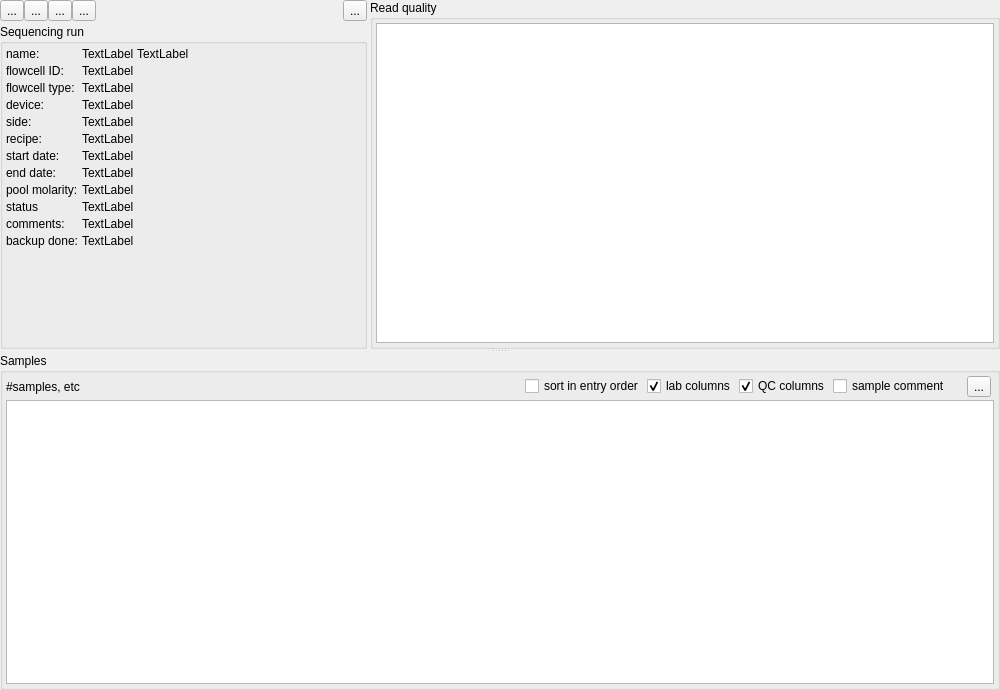
imgag/ngs-bits, file src/GSvar/SequencingRunWidget.ui: the form before one commit.
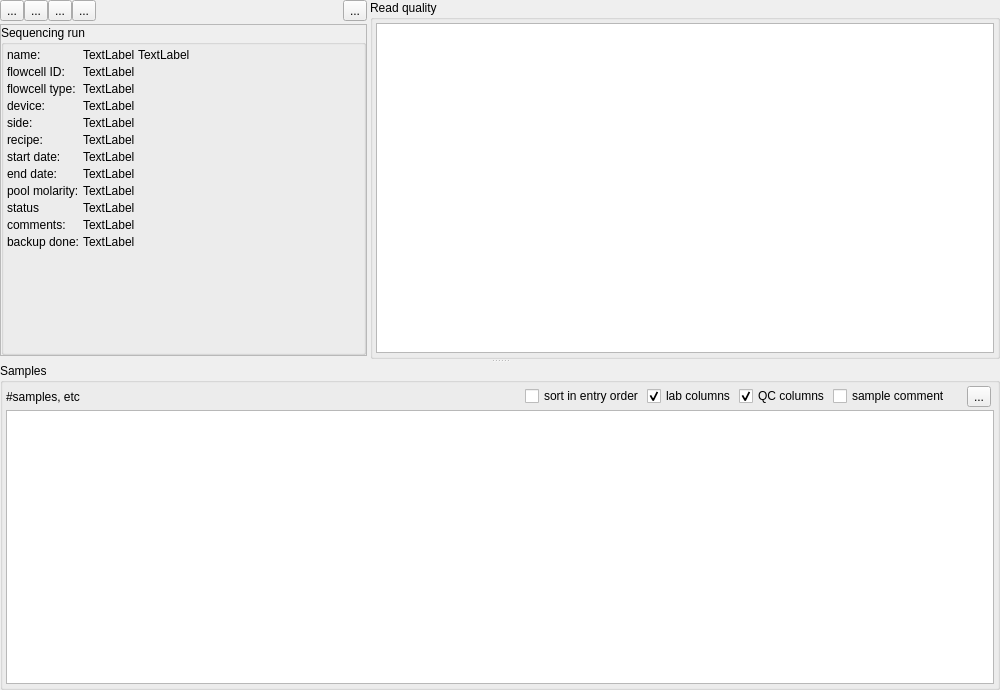
The form after the commit. Icons and pictures are not drawn. Custom widgets are drawn as their Qt base class.

What changed in the file:
```diff
--- a/src/GSvar/SequencingRunWidget.ui
+++ b/src/GSvar/SequencingRunWidget.ui
@@ -41,7 +41,7 @@
       <enum>Qt::Vertical</enum>
      </property>
      <widget class="QWidget" name="layoutWidget">
-      <layout class="QGridLayout" name="gridLayout_2" rowstretch="0,1">
+      <layout class="QGridLayout" name="gridLayout_2" rowstretch="0,1,0">
        <property name="spacing">
         <number>3</number>
        </property>
@@ -138,7 +138,7 @@
          </item>
         </layout>
        </item>
-       <item row="0" column="1" rowspan="2">
+       <item row="0" column="1" rowspan="3">
         <widget class="QGroupBox" name="groupBox_2">
          <property name="minimumSize">
           <size>
@@ -194,7 +194,173 @@
         </widget>
        </item>
        <item row="1" column="0">
+        <widget class="QScrollArea" name="scrollArea">
+         <property name="minimumSize">
+          <size>
+           <width>0</width>
+           <height>0</height>
+          </size>
+         </property>
+         <property name="verticalScrollBarPolicy">
+          <enum>Qt::ScrollBarAlwaysOff</enum>
+         </property>
+         <property name="widgetResizable">
+          <bool>true</bool>
+         </property>
+         <widget class="QWidget" name="scrollAreaWidgetContents">
+          <property name="geometry">
+           <rect>
+            <x>0</x>
+            <y>0</y>
+            <width>363</width>
+            <height>313</height>
+           </rect>
+          </property>
+          <property name="autoFillBackground">
+           <bool>true</bool>
+          </property>
+          <layout class="QVBoxLayout" name="verticalLayout_4">
+           <property name="spacing">
+            <number>0</number>
+           </property>
+           <property name="leftMargin">
+            <number>0</number>
+           </property>
+           <property name="topMargin">
+            <number>0</number>
+           </property>
+           <property name="rightMargin">
+            <number>0</number>
+           </property>
+           <property name="bottomMargin">
+            <number>0</number>
+           </property>
+           <item>
         <widget class="QGroupBox" name="gb_sequencing_run">
+             <property name="minimumSize">
+              <size>
+               <width>0</width>
+               <height>240</height>
+              </size>
+             </property>
+             <property name="palette">
+              <palette>
+               <active>
+                <colorrole role="Button">
+                 <brush brushstyle="SolidPattern">
+                  <color alpha="255">
+                   <red>255</red>
+                   <green>255</green>
+                   <blue>255</blue>
+                  </color>
+                 </brush>
+                </colorrole>
+                <colorrole role="Midlight">
+                 <brush brushstyle="SolidPattern">
+                  <color alpha="255">
+                   <red>255</red>
+                   <green>255</green>
+                   <blue>255</blue>
+                  </color>
+                 </brush>
+                </colorrole>
+                <colorrole role="Base">
+                 <brush brushstyle="SolidPattern">
+                  <color alpha="255">
+                   <red>255</red>
+                   <green>255</green>
+                   <blue>255</blue>
+                  </color>
+                 </brush>
+                </colorrole>
+                <colorrole role="Window">
+                 <brush brushstyle="SolidPattern">
+                  <color alpha="255">
+                   <red>255</red>
+                   <green>255</green>
+                   <blue>255</blue>
+                  </color>
+                 </brush>
+                </colorrole>
+               </active>
+               <inactive>
+                <colorrole role="Button">
+                 <brush brushstyle="SolidPattern">
+                  <color alpha="255">
+                   <red>255</red>
+                   <green>255</green>
+                   <blue>255</blue>
+                  </color>
+                 </brush>
+                </colorrole>
+                <colorrole role="Midlight">
+                 <brush brushstyle="SolidPattern">
+                  <color alpha="255">
+                   <red>255</red>
+                   <green>255</green>
+                   <blue>255</blue>
+                  </color>
+                 </brush>
+                </colorrole>
+                <colorrole role="Base">
+                 <brush brushstyle="SolidPattern">
+                  <color alpha="255">
+                   <red>255</red>
+                   <green>255</green>
+                   <blue>255</blue>
+                  </color>
+                 </brush>
+                </colorrole>
+                <colorrole role="Window">
+                 <brush brushstyle="SolidPattern">
+                  <color alpha="255">
+                   <red>255</red>
+                   <green>255</green>
+                   <blue>255</blue>
+                  </color>
+                 </brush>
+                </colorrole>
+               </inactive>
+               <disabled>
+                <colorrole role="Button">
+                 <brush brushstyle="SolidPattern">
+                  <color alpha="255">
+                   <red>255</red>
+                   <green>255</green>
+                   <blue>255</blue>
+                  </color>
+                 </brush>
+                </colorrole>
+                <colorrole role="Midlight">
+                 <brush brushstyle="SolidPattern">
+                  <color alpha="255">
+                   <red>255</red>
+                   <green>255</green>
+                   <blue>255</blue>
+                  </color>
+                 </brush>
+                </colorrole>
+                <colorrole role="Base">
+                 <brush brushstyle="SolidPattern">
+                  <color alpha="255">
+                   <red>255</red>
+                   <green>255</green>
+                   <blue>255</blue>
+                  </color>
+                 </brush>
+                </colorrole>
+                <colorrole role="Window">
+                 <brush brushstyle="SolidPattern">
+                  <color alpha="255">
+                   <red>255</red>
+                   <green>255</green>
+                   <blue>255</blue>
+                  </color>
+                 </brush>
+                </colorrole>
+               </disabled>
+              </palette>
+             </property>
          <property name="title">
           <string>Sequencing run</string>
          </property>
@@ -268,14 +434,14 @@
             </property>
            </widget>
           </item>
-          <item row="2" column="0">
+              <item row="3" column="0">
            <widget class="QLabel" name="label_11">
             <property name="text">
              <string>flowcell type:</string>
             </property>
            </widget>
           </item>
-          <item row="2" column="1">
+              <item row="3" column="1">
            <widget class="QLabel" name="fc_type">
             <property name="text">
              <string>TextLabel</string>
@@ -285,14 +451,14 @@
             </property>
            </widget>
           </item>
-          <item row="3" column="0">
+              <item row="4" column="0">
            <widget class="QLabel" name="label_4">
             <property name="text">
              <string>device:</string>
             </property>
            </widget>
           </item>
-          <item row="3" column="1">
+              <item row="4" column="1">
            <widget class="QLabel" name="device">
             <property name="text">
              <string>TextLabel</string>
@@ -302,14 +468,14 @@
             </property>
            </widget>
           </item>
-          <item row="4" column="0">
+              <item row="5" column="0">
            <widget class="QLabel" name="label_12">
             <property name="text">
              <string>side:</string>
             </property>
            </widget>
           </item>
-          <item row="4" column="1">
+              <item row="5" column="1">
            <widget class="QLabel" name="side">
             <property name="text">
              <string>TextLabel</string>
@@ -319,14 +485,14 @@
             </property>
            </widget>
           </item>
-          <item row="5" column="0">
+              <item row="6" column="0">
            <widget class="QLabel" name="label_5">
             <property name="text">
              <string>recipe:</string>
             </property>
            </widget>
           </item>
-          <item row="5" column="1">
+              <item row="6" column="1">
            <widget class="QLabel" name="recipe">
             <property name="text">
              <string>TextLabel</string>
@@ -336,14 +502,14 @@
             </property>
            </widget>
           </item>
-          <item row="6" column="0">
+              <item row="7" column="0">
            <widget class="QLabel" name="label_2">
             <property name="text">
              <string>start date:</string>
             </property>
            </widget>
           </item>
-          <item row="6" column="1">
+              <item row="7" column="1">
            <widget class="QLabel" name="start">
             <property name="text">
              <string>TextLabel</string>
@@ -353,14 +519,14 @@
             </property>
            </widget>
           </item>
-          <item row="7" column="0">
+              <item row="8" column="0">
            <widget class="QLabel" name="label_3">
             <property name="text">
              <string>end date:</string>
             </property>
            </widget>
           </item>
-          <item row="7" column="1">
+              <item row="8" column="1">
            <widget class="QLabel" name="end">
             <property name="text">
              <string>TextLabel</string>
@@ -370,7 +536,7 @@
             </property>
            </widget>
           </item>
-          <item row="8" column="0">
+              <item row="9" column="0">
            <widget class="QLabel" name="label_9">
             <property name="toolTip">
              <string>Pool molarity and quantification method.</string>
@@ -380,7 +546,7 @@
             </property>
            </widget>
           </item>
-          <item row="8" column="1">
+              <item row="9" column="1">
            <widget class="QLabel" name="molarity_and_method">
             <property name="text">
              <string>TextLabel</string>
@@ -390,14 +556,14 @@
             </property>
            </widget>
           </item>
-          <item row="9" column="0">
+              <item row="10" column="0">
            <widget class="QLabel" name="label_8">
             <property name="text">
              <string>status</string>
             </property>
            </widget>
           </item>
-          <item row="9" column="1">
+              <item row="10" column="1">
            <widget class="QLabel" name="status">
             <property name="text">
              <string>TextLabel</string>
@@ -407,7 +573,7 @@
             </property>
            </widget>
           </item>
-          <item row="10" column="0">
+              <item row="11" column="0">
            <widget class="QLabel" name="label_6">
             <property name="text">
              <string>comments:</string>
@@ -417,7 +583,7 @@
             </property>
            </widget>
           </item>
-          <item row="10" column="1">
+              <item row="11" column="1">
            <widget class="QLabel" name="comments">
             <property name="text">
              <string>TextLabel</string>
@@ -427,14 +593,14 @@
             </property>
            </widget>
           </item>
-          <item row="11" column="0">
+              <item row="12" column="0">
            <widget class="QLabel" name="label_7">
             <property name="text">
              <string>backup done:</string>
             </property>
            </widget>
           </item>
-          <item row="11" column="1">
+              <item row="12" column="1">
            <widget class="QLabel" name="backup">
             <property name="text">
              <string>TextLabel</string>
@@ -442,6 +608,10 @@
            </widget>
           </item>
          </layout>
+            </widget>
+           </item>
+          </layout>
+         </widget>
         </widget>
        </item>
       </layout>
```
Lines whose indentation alone changed are shown as unchanged.
